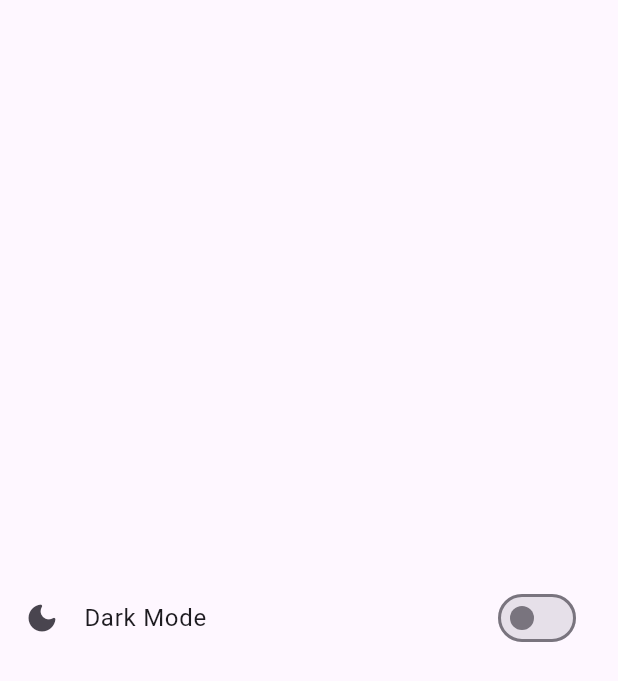
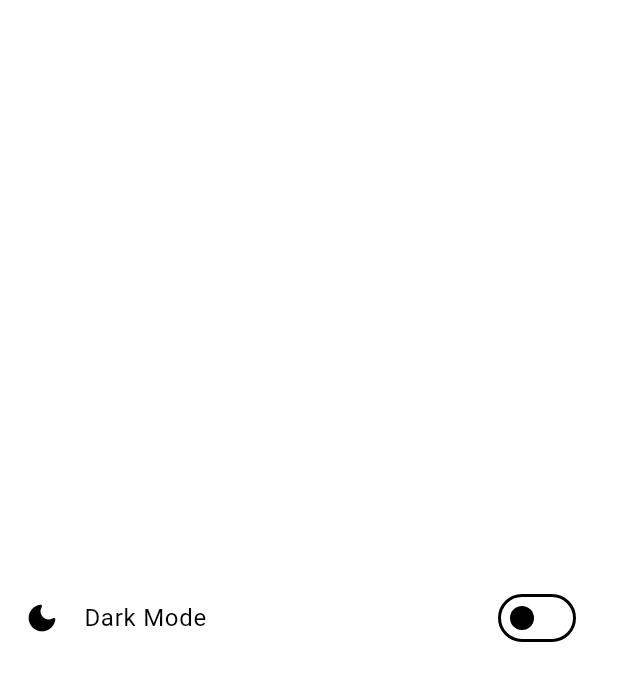
Before and after one commit to jfisher8/flutter-experiments, a Flutter app: the screen it shows after launch, on a phone screen of 412 x 824 dp. Shown: the top 681 px of the screen. Run offline on Flutter 3.47's test engine with Material 3 defaults, Android fonts, the phone set to English and light mode, and no system bars.

Commit message:
add themeProvider to the app for state management between light and dark mode

```diff
--- a/dark-mode-test/dark_mode_test/lib/core_pages/home_screen.dart
+++ b/dark-mode-test/dark_mode_test/lib/core_pages/home_screen.dart
@@ -37,6 +37,7 @@ class _HomeScreenState extends State<HomeScreen> {
   @override
   Widget build(BuildContext context) {
     return Scaffold(
+      backgroundColor: Theme.of(context).colorScheme.background,
       body: Center(
         child: SwitchListTile(
           title: const Text('Dark Mode'),
--- a/dark-mode-test/dark_mode_test/lib/main.dart
+++ b/dark-mode-test/dark_mode_test/lib/main.dart
@@ -1,3 +1,4 @@
+import 'package:dark_mode_test/themes/themes.dart';
 import 'package:flutter/material.dart';
 import 'package:dark_mode_test/core_pages/home_screen.dart';
 
@@ -11,8 +12,10 @@ class MainApp extends StatelessWidget {
 
   @override
   Widget build(BuildContext context) {
-    return const MaterialApp(
-      home: HomeScreen()
+    return MaterialApp(
+      home: const HomeScreen(),
+      theme: lightMode,
+      darkTheme: darkMode,
       );
   }
 }
--- /dev/null
+++ b/dark-mode-test/dark_mode_test/lib/themes/themes.dart
@@ -0,0 +1,15 @@
+import 'package:flutter/material.dart';
+
+ThemeData lightMode = ThemeData(
+  brightness: Brightness.light,
+  colorScheme: const ColorScheme.light(
+    background: Colors.white,
+  )
+);
+
+ThemeData darkMode = ThemeData(
+  brightness: Brightness.dark,
+  colorScheme: const ColorScheme.dark(
+    background: Colors.black,
+  )
+);
--- a/dark-mode-test/dark_mode_test/pubspec.yaml
+++ b/dark-mode-test/dark_mode_test/pubspec.yaml
@@ -9,6 +9,7 @@ environment:
 dependencies:
   flutter:
     sdk: flutter
+  provider: ^6.1.2
 
 dev_dependencies:
   flutter_test:
```
Also changed, not shown: dark-mode-test/dark_mode_test/lib/themes/theme_provider.dart (added, +22 -0 lines), dark-mode-test/dark_mode_test/pubspec.lock.
